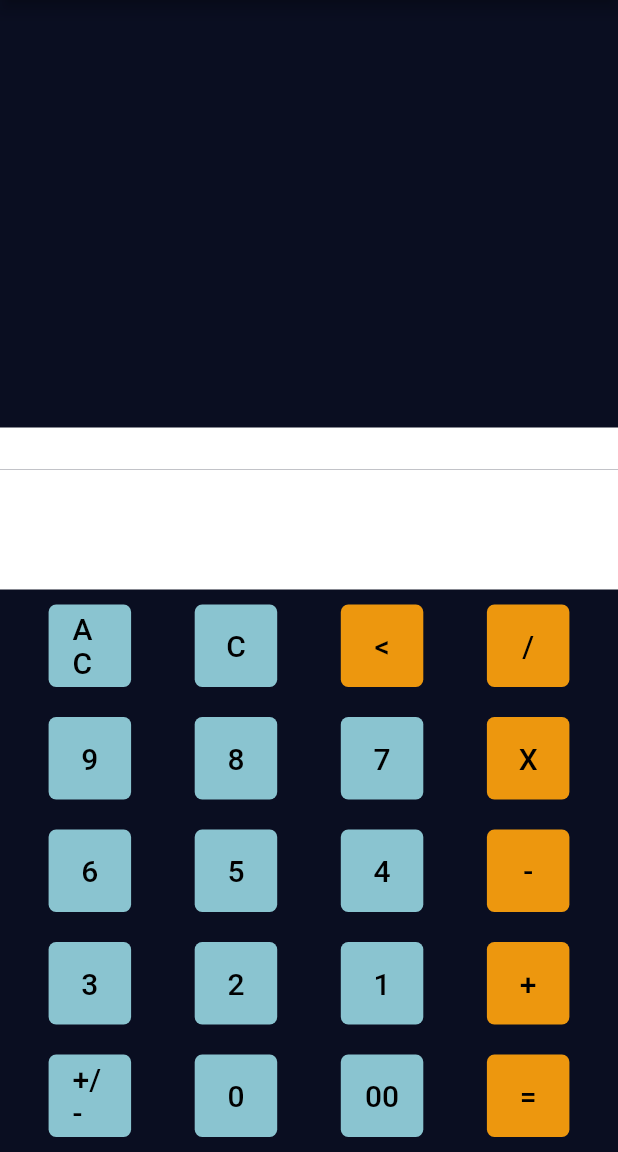
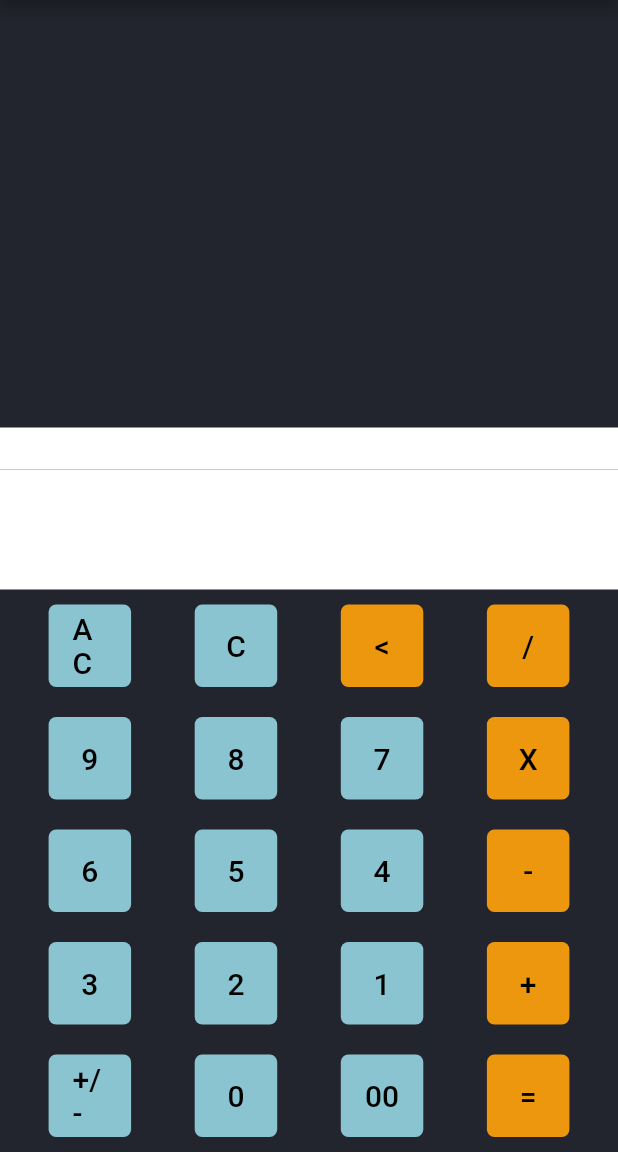
Before and after one commit to mensur056/Calculator_App, a Flutter app: the screen it shows after launch, on a phone screen of 412 x 824 dp, the part 84-1236 px from its top. Run offline on Flutter 3.47's test engine with Material 2 defaults, Android fonts, the phone set to English and light mode, and no system bars.

Commit message:
My Calculator

```diff
--- a/calculator_app/lib/main.dart
+++ b/calculator_app/lib/main.dart
@@ -80,7 +80,7 @@ class _MyCalculatorState extends State<MyCalculator> {
       debugShowCheckedModeBanner: false,
       theme: ThemeData(primarySwatch: Colors.blueGrey),
       home: Scaffold(
-        backgroundColor: Color(0xFF0A0E21),
+        backgroundColor: Color(0xFF22252d),
         appBar: AppBar(
           title: Text(
             'Calculator',
--- a/calculator_app/lib/widget/calculator_button.dart
+++ b/calculator_app/lib/widget/calculator_button.dart
@@ -37,3 +37,4 @@ class CalculatorButton extends StatelessWidget {
     );
   }
 }
+//0xFF292d36
```
